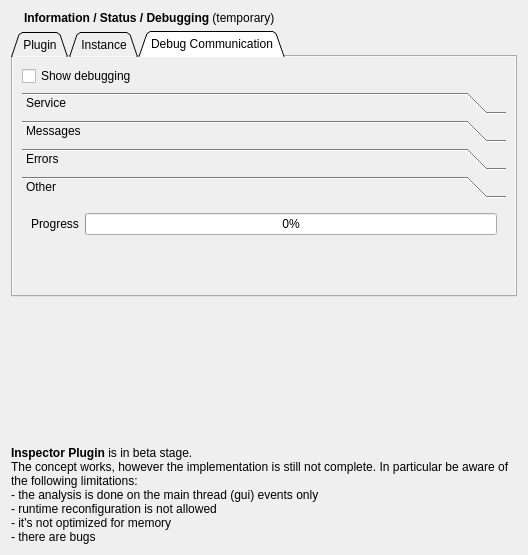
Before: the Qt Designer form src/plugins/inspector/instanceview.ui in enricoros/k-qt-creator-inspector, drawn with Qt 5.
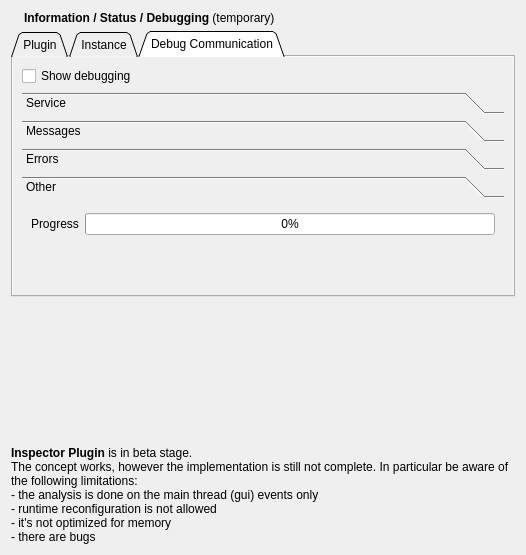
After: the same form once the commit is applied. The open tabs and pages were chosen to show the change. Icons and pictures are not drawn.

Diff of the .ui file:
```diff
--- a/src/plugins/inspector/instanceview.ui
+++ b/src/plugins/inspector/instanceview.ui
@@ -7,8 +7,8 @@
    <rect>
     <x>0</x>
     <y>0</y>
-    <width>528</width>
-    <height>426</height>
+    <width>526</width>
+    <height>424</height>
    </rect>
   </property>
   <property name="windowTitle">
@@ -301,8 +301,8 @@
            <rect>
             <x>0</x>
             <y>0</y>
-            <width>500</width>
-            <height>70</height>
+            <width>498</width>
+            <height>68</height>
            </rect>
           </property>
           <attribute name="label">
```
Left out of the diff: 6 changed lines with no effect on the pictures.
